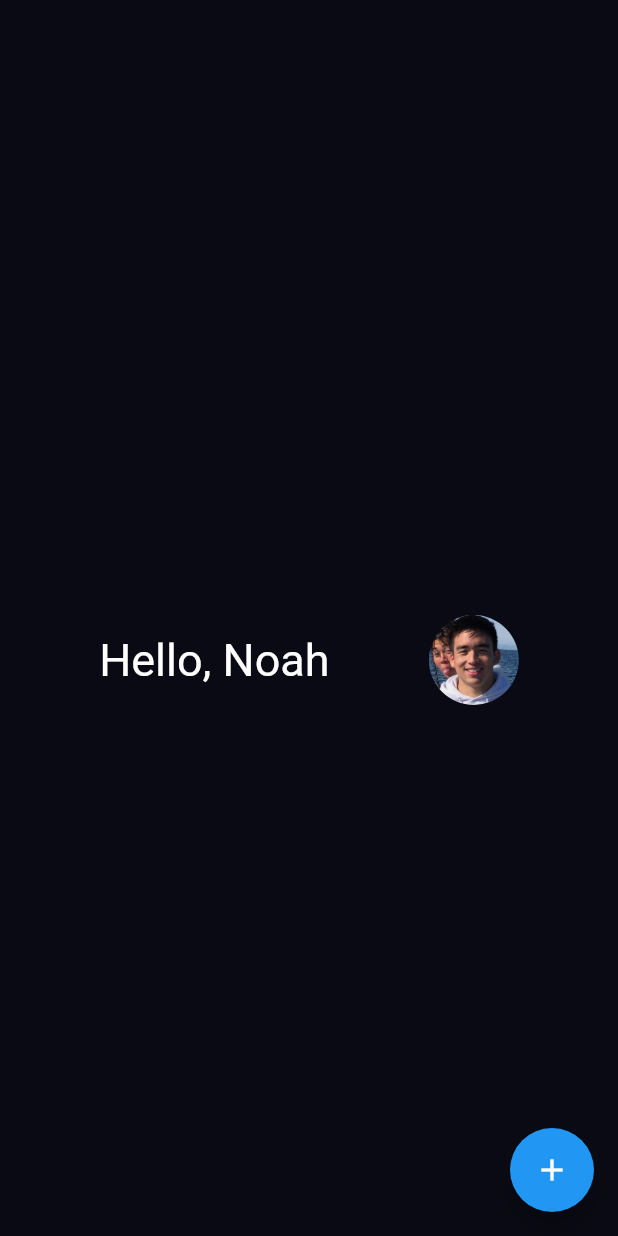
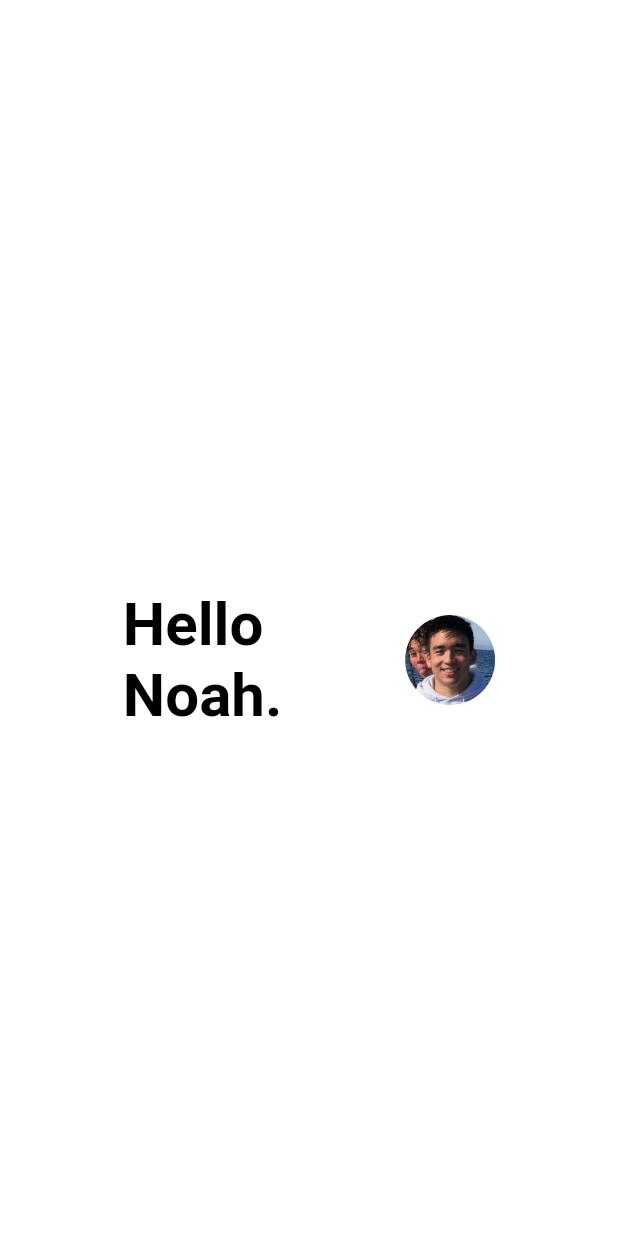
Before and after one commit to noah415/workout, a Flutter app: the screen it shows after launch, on a phone screen of 412 x 824 dp. Run offline on Flutter 3.47's test engine with Material 2 defaults, Android fonts, the light colour scheme and no system bars.

Commit message:
refactored the workout screen

```diff
--- a/lib/main.dart
+++ b/lib/main.dart
@@ -1,7 +1,5 @@
 import 'package:flutter/material.dart';
-import 'package:flutter/services.dart';
-import 'package:workout/view/widgets/profile_circle.dart';
-import 'package:workout/view/widgets/profile_name_row.dart';
+import 'package:workout/view/Screens/Workout/workout_screen.dart';
 
 void main() {
   runApp(const MyApp());
@@ -10,21 +8,11 @@
 class MyApp extends StatelessWidget {
   const MyApp({Key? key}) : super(key: key);
 
-  // This widget is the root of your application.
   @override
   Widget build(BuildContext context) {
     return MaterialApp(
       title: 'Flutter Demo',
       theme: ThemeData(
-        // This is the theme of your application.
-        //
-        // Try running your application with "flutter run". You'll see the
-        // application has a blue toolbar. Then, without quitting the app, try
-        // changing the primarySwatch below to Colors.green and then invoke
-        // "hot reload" (press "r" in the console where you ran "flutter run",
-        // or simply save your changes to "hot reload" in a Flutter IDE).
-        // Notice that the counter didn't reset back to zero; the application
-        // is not restarted.
         primarySwatch: Colors.blue,
       ),
       home: const MyHomePage(title: 'Flutter Demo Home Page'),
@@ -35,15 +23,6 @@
 
 class MyHomePage extends StatefulWidget {
   const MyHomePage({Key? key, required this.title}) : super(key: key);
-
-  // This widget is the home page of your application. It is stateful, meaning
-  // that it has a State object (defined below) that contains fields that affect
-  // how it looks.
-
-  // This class is the configuration for the state. It holds the values (in this
-  // case the title) provided by the parent (in this case the App widget) and
-  // used by the build method of the State. Fields in a Widget subclass are
-  // always marked "final".
 
   final String title;
 
@@ -56,59 +35,12 @@
 
   void _incrementCounter() {
     setState(() {
-      // This call to setState tells the Flutter framework that something has
-      // changed in this State, which causes it to rerun the build method below
-      // so that the display can reflect the updated values. If we changed
-      // _counter without calling setState(), then the build method would not be
-      // called again, and so nothing would appear to happen.
       _counter++;
     });
   }
 
   @override
   Widget build(BuildContext context) {
-    // This method is rerun every time setState is called, for instance as done
-    // by the _incrementCounter method above.
-    //
-    // The Flutter framework has been optimized to make rerunning build methods
-    // fast, so that you can just rebuild anything that needs updating rather
-    // than having to individually change instances of widgets.
-    return Scaffold(
-      appBar: AppBar(
-        backgroundColor: const Color.fromRGBO(10, 10, 20, 1.0),
-        elevation: 0,
-        systemOverlayStyle: SystemUiOverlayStyle.light,
-      ),
-      backgroundColor: const Color.fromRGBO(10, 10, 20, 1.0),
-      body: Center(
-        // Center is a layout widget. It takes a single child and positions it
-        // in the middle of the parent.
-        child: Column(
-          // Column is also a layout widget. It takes a list of children and
-          // arranges them vertically. By default, it sizes itself to fit its
-          // children horizontally, and tries to be as tall as its parent.
-          //
-          // Invoke "debug painting" (press "p" in the console, choose the
-          // "Toggle Debug Paint" action from the Flutter Inspector in Android
-          // Studio, or the "Toggle Debug Paint" command in Visual Studio Code)
-          // to see the wireframe for each widget.
-          //
-          // Column has various properties to control how it sizes itself and
-          // how it positions its children. Here we use mainAxisAlignment to
-          // center the children vertically; the main axis here is the vertical
-          // axis because Columns are vertical (the cross axis would be
-          // horizontal).
-          mainAxisAlignment: MainAxisAlignment.center,
-          children: const <Widget>[
-            ProfileNameCircle(name: 'Noah'),
-          ],
-        ),
-      ),
-      floatingActionButton: FloatingActionButton(
-        onPressed: _incrementCounter,
-        tooltip: 'Increment',
-        child: const Icon(Icons.add),
-      ), // This trailing comma makes auto-formatting nicer for build methods.
-    );
+    return const WorkoutScreen();
   }
 }
--- /dev/null
+++ b/lib/view/Screens/workout/workout_screen.dart
@@ -0,0 +1,38 @@
+
+
+import 'package:flutter/material.dart';
+import 'package:flutter/services.dart';
+import 'package:workout/view/widgets/profile_name_row.dart';
+
+class WorkoutScreen extends StatefulWidget {
+  const WorkoutScreen({
+    Key? key
+  }) : super(key: key);
+
+  @override
+  _WorkoutScreen createState() => _WorkoutScreen();
+}
+
+class _WorkoutScreen extends State<WorkoutScreen> {
+  List<dynamic> workoutList = []; // change dynamic to workout model
+
+  @override
+  Widget build(BuildContext context) {
+    return Scaffold(
+      appBar: AppBar(
+        backgroundColor: Colors.white,
+        elevation: 0,
+        systemOverlayStyle: SystemUiOverlayStyle.dark,
+      ),
+      backgroundColor: Colors.white,
+      body: Center(
+        child: Column(
+          mainAxisAlignment: MainAxisAlignment.center,
+          children: const <Widget>[
+            ProfileNameCircle(name: 'Noah'),
+          ],
+        ),
+      ),
+    );
+  }
+}
--- /dev/null
+++ b/lib/view/Styles/Colors/colors.dart
@@ -0,0 +1,3 @@
+import 'dart:ui';
+
+const dark_theme = Color.fromRGBO(10, 10, 20, 1.0);
--- a/lib/view/Styles/text_styles.dart
+++ b/lib/view/Styles/text_styles.dart
@@ -1,6 +1,7 @@
 import 'package:flutter/material.dart';
 
 const title1 = TextStyle(
-  color: Colors.white,
-  fontSize: 30,
+  color: Colors.black,
+  fontSize: 40,
+  fontWeight: FontWeight.bold,
 );
--- a/lib/view/widgets/profile_name_row.dart
+++ b/lib/view/widgets/profile_name_row.dart
@@ -16,7 +16,7 @@ class ProfileNameCircle extends StatelessWidget {
       mainAxisAlignment: MainAxisAlignment.spaceEvenly,
       children: [
         Text(
-          'Hello, ' + name,
+          'Hello\n' + name + '.',
           style: title1
         ),
         const ProfileCircle(radius: 30),
```
Also changed, not shown: lib/model/workouts/workout_tab.dart (added).
